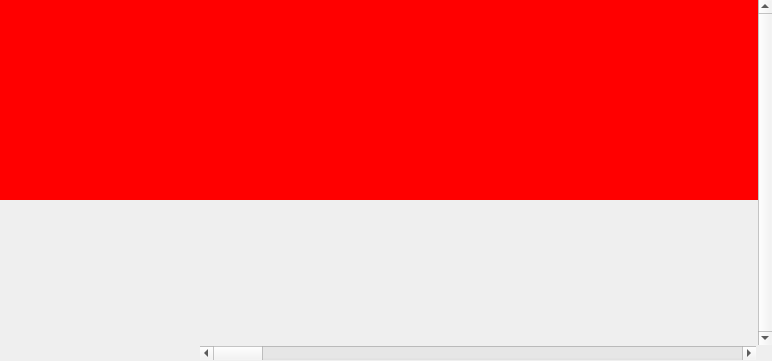
Above: ui/timeline_window.ui from mikeboers/ScoreBee before the change. Below: the same form after it.
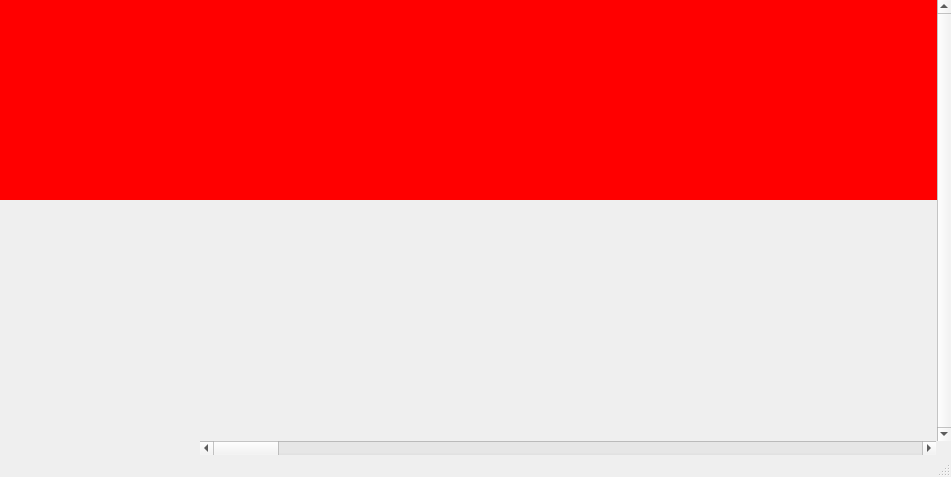
That is the form after the change.

Commit message: Timeline window based off of QMainWindow.

Patch:
```diff
--- a/ui/timeline_window.ui
+++ b/ui/timeline_window.ui
@@ -1,25 +1,23 @@
 <?xml version="1.0" encoding="UTF-8"?>
 <ui version="4.0">
  <class>timeline_window</class>
- <widget class="QWidget" name="timeline_window">
+ <widget class="QMainWindow" name="timeline_window">
   <property name="geometry">
    <rect>
     <x>0</x>
     <y>0</y>
-    <width>772</width>
-    <height>361</height>
+    <width>951</width>
+    <height>477</height>
    </rect>
   </property>
   <property name="windowTitle">
    <string>ScoreBee - Timeline</string>
   </property>
+  <widget class="QWidget" name="centralwidget">
   <layout class="QVBoxLayout" name="verticalLayout">
    <property name="spacing">
     <number>0</number>
    </property>
-   <property name="sizeConstraint">
-    <enum>QLayout::SetDefaultConstraint</enum>
-   </property>
    <property name="margin">
     <number>0</number>
    </property>
@@ -42,7 +40,7 @@
        <rect>
         <x>0</x>
         <y>0</y>
-        <width>757</width>
+         <width>936</width>
         <height>200</height>
        </rect>
       </property>
@@ -76,7 +74,7 @@
       <number>0</number>
      </property>
      <item>
-      <spacer name="horizontalSpacer">
+       <spacer name="horizontalSpacer_2">
        <property name="orientation">
         <enum>Qt::Horizontal</enum>
        </property>
@@ -86,7 +84,7 @@
        <property name="sizeHint" stdset="0">
         <size>
          <width>200</width>
-         <height>16</height>
+          <height>0</height>
         </size>
        </property>
       </spacer>
@@ -99,7 +97,7 @@
       </widget>
      </item>
      <item>
-      <spacer name="horizontalSpacer_2">
+       <spacer name="horizontalSpacer">
        <property name="orientation">
         <enum>Qt::Horizontal</enum>
        </property>
@@ -108,8 +106,8 @@
        </property>
        <property name="sizeHint" stdset="0">
         <size>
-         <width>16</width>
-         <height>16</height>
+          <width>15</width>
+          <height>0</height>
         </size>
        </property>
       </spacer>
@@ -117,6 +115,31 @@
     </layout>
    </item>
   </layout>
+  </widget>
+  <widget class="QMenuBar" name="menubar">
+   <property name="geometry">
+    <rect>
+     <x>0</x>
+     <y>0</y>
+     <width>951</width>
+     <height>22</height>
+    </rect>
+   </property>
+  </widget>
+  <widget class="QStatusBar" name="statusbar">
+   <property name="enabled">
+    <bool>false</bool>
+   </property>
+   <property name="sizePolicy">
+    <sizepolicy hsizetype="Preferred" vsizetype="Preferred">
+     <horstretch>0</horstretch>
+     <verstretch>0</verstretch>
+    </sizepolicy>
+   </property>
+   <property name="styleSheet">
+    <string notr="true"/>
+   </property>
+  </widget>
  </widget>
  <resources/>
  <connections/>
```
Lines whose indentation alone changed are shown as unchanged. The commit also changes 2 other files.
